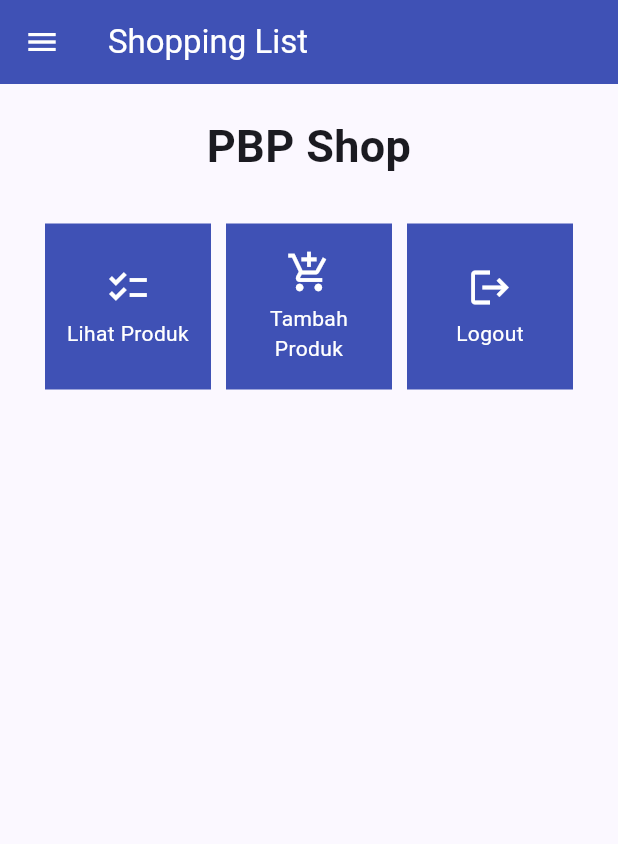
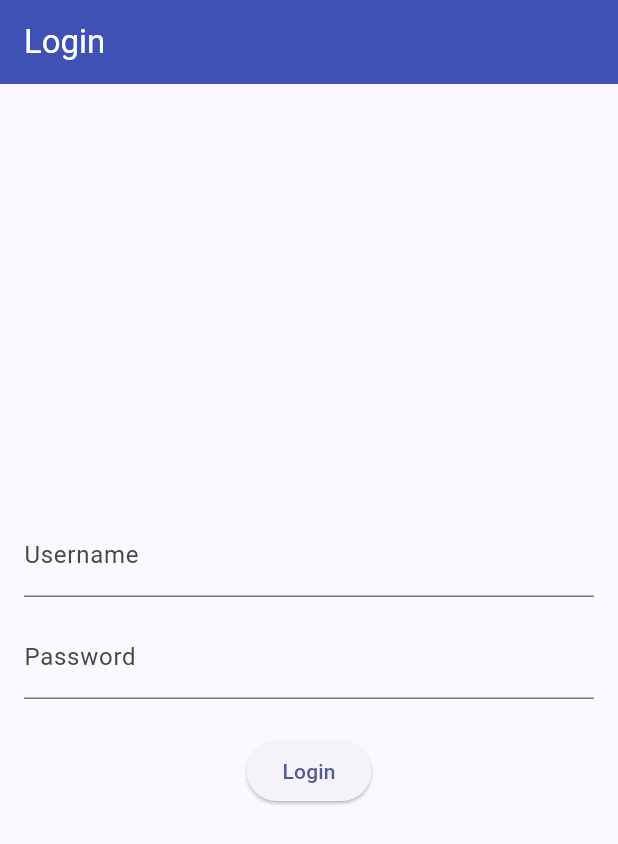
Before and after one commit to Akmal76/PBP-Tutorial-ShoppingListMobile, a Flutter app: the screen it shows after launch, on a phone screen of 412 x 824 dp. Shown: the top 844 px of the screen. Run offline on Flutter 3.47's test engine with Material 2 defaults, Android fonts, the phone set to English and light mode, and no system bars; missing offline and left inert: pbp_django_auth.

Commit message:
feat: finishin tutorial 8

```diff
--- a/lib/main.dart
+++ b/lib/main.dart
@@ -1,39 +1,29 @@
 import 'package:flutter/material.dart';
-import 'package:shopping_list/screens/menu.dart';
+import 'package:pbp_django_auth/pbp_django_auth.dart';
+import 'package:provider/provider.dart';
+import 'package:shopping_list/screens/login.dart';
 
 void main() {
   runApp(const MyApp());
 }
 
 class MyApp extends StatelessWidget {
-  const MyApp({super.key});
+  const MyApp({Key? key}) : super(key: key);
 
-  // This widget is the root of your application.
   @override
   Widget build(BuildContext context) {
-    return MaterialApp(
-      title: 'Flutter Demo',
-      theme: ThemeData(
-        // This is the theme of your application.
-        //
-        // TRY THIS: Try running your application with "flutter run". You'll see
-        // the application has a blue toolbar. Then, without quitting the app,
-        // try changing the seedColor in the colorScheme below to Colors.green
-        // and then invoke "hot reload" (save your changes or press the "hot
-        // reload" button in a Flutter-supported IDE, or press "r" if you used
-        // the command line to start the app).
-        //
-        // Notice that the counter didn't reset back to zero; the application
-        // state is not lost during the reload. To reset the state, use hot
-        // restart instead.
-        //
-        // This works for code too, not just values: Most code changes can be
-        // tested with just a hot reload.
-        colorScheme: ColorScheme.fromSeed(seedColor: Colors.indigo),
-        useMaterial3: true,
-        primarySwatch: Colors.indigo,
-      ),
-      home: MyHomePage(),
+    return Provider(
+      create: (_) {
+          CookieRequest request = CookieRequest();
+          return request;
+      },
+      child: MaterialApp(
+          title: 'Flutter App',
+          theme: ThemeData(
+              colorScheme: ColorScheme.fromSeed(seedColor: Colors.indigo),
+              useMaterial3: true,
+          ),
+          home: LoginPage()),
     );
   }
 }
--- /dev/null
+++ b/lib/screens/login.dart
@@ -0,0 +1,116 @@
+import 'package:shopping_list/screens/menu.dart';
+import 'package:flutter/material.dart';
+import 'package:pbp_django_auth/pbp_django_auth.dart';
+import 'package:provider/provider.dart';
+
+void main() {
+    runApp(const LoginApp());
+}
+
+class LoginApp extends StatelessWidget {
+const LoginApp({super.key});
+
+@override
+Widget build(BuildContext context) {
+    return MaterialApp(
+        title: 'Login',
+        theme: ThemeData(
+            primarySwatch: Colors.blue,
+    ),
+    home: const LoginPage(),
+    );
+    }
+}
+
+class LoginPage extends StatefulWidget {
+    const LoginPage({super.key});
+
+    @override
+    _LoginPageState createState() => _LoginPageState();
+}
+
+class _LoginPageState extends State<LoginPage> {
+    final TextEditingController _usernameController = TextEditingController();
+    final TextEditingController _passwordController = TextEditingController();
+
+    @override
+    Widget build(BuildContext context) {
+        final request = context.watch<CookieRequest>();
+        return Scaffold(
+            appBar: AppBar(
+                title: const Text('Login'),
+                backgroundColor: Colors.indigo,
+                foregroundColor: Colors.white,
+            ),
+            body: Container(
+                padding: const EdgeInsets.all(16.0),
+                child: Column(
+                    mainAxisAlignment: MainAxisAlignment.center,
+                    children: [
+                        TextField(
+                            controller: _usernameController,
+                            decoration: const InputDecoration(
+                                labelText: 'Username',
+                            ),
+                        ),
+                        const SizedBox(height: 12.0),
+                        TextField(
+                            controller: _passwordController,
+                            decoration: const InputDecoration(
+                                labelText: 'Password',
+                            ),
+                            obscureText: true,
+                        ),
+                        const SizedBox(height: 24.0),
+                        ElevatedButton(
+                            onPressed: () async {
+                                String username = _usernameController.text;
+                                String password = _passwordController.text;
+
+                                // Cek kredensial
+                                // TODO: Ganti URL dan jangan lupa tambahkan trailing slash (/) di akhir URL!
+                                // Untuk menyambungkan Android emulator dengan Django pada localhost,
+                                // gunakan URL http://10.0.2.2/
+                                final response = await request.login("http://localhost:8000//auth/login/", {
+                                'username': username,
+                                'password': password,
+                                });
+
+                                if (request.loggedIn) {
+                                    String message = response['message'];
+                                    String uname = response['username'];
+                                    Navigator.pushReplacement(
+                                        context,
+                                        MaterialPageRoute(builder: (context) => MyHomePage()),
+                                    );
+                                    ScaffoldMessenger.of(context)
+                                        ..hideCurrentSnackBar()
+                                        ..showSnackBar(
+                                            SnackBar(content: Text("$message Selamat datang, $uname.")));
+                                    } else {
+                                    showDialog(
+                                        context: context,
+                                        builder: (context) => AlertDialog(
+                                            title: const Text('Login Gagal'),
+                                            content:
+                                                Text(response['message']),
+                                            actions: [
+                                                TextButton(
+                                                    child: const Text('OK'),
+                                                    onPressed: () {
+                                                        Navigator.pop(context);
+                                                    },
+                                                ),
+                                            ],
+                                        ),
+                                    );
+                                }
+                            },
+                            child: const Text('Login'),
+                        ),
+                    ],
+                ),
+            ),
+        );
+    }
+}
--- a/pubspec.yaml
+++ b/pubspec.yaml
@@ -35,6 +35,9 @@ dependencies:
   # The following adds the Cupertino Icons font to your application.
   # Use with the CupertinoIcons class for iOS style icons.
   cupertino_icons: ^1.0.2
+  provider: ^6.1.1
+  pbp_django_auth: ^0.3.1
+  http: ^0.13.6
 
 dev_dependencies:
   flutter_test:
```
Also changed, not shown: lib/models/product.dart (added, +65 -0 lines), lib/screens/list_product.dart (added, +93 -0 lines), lib/screens/shoplist_form.dart (+67 -30 lines), lib/widgets/left_drawer.dart (+12 -0 lines), lib/widgets/shop_card.dart (+28 -1 lines), pubspec.lock, 8 other files.
